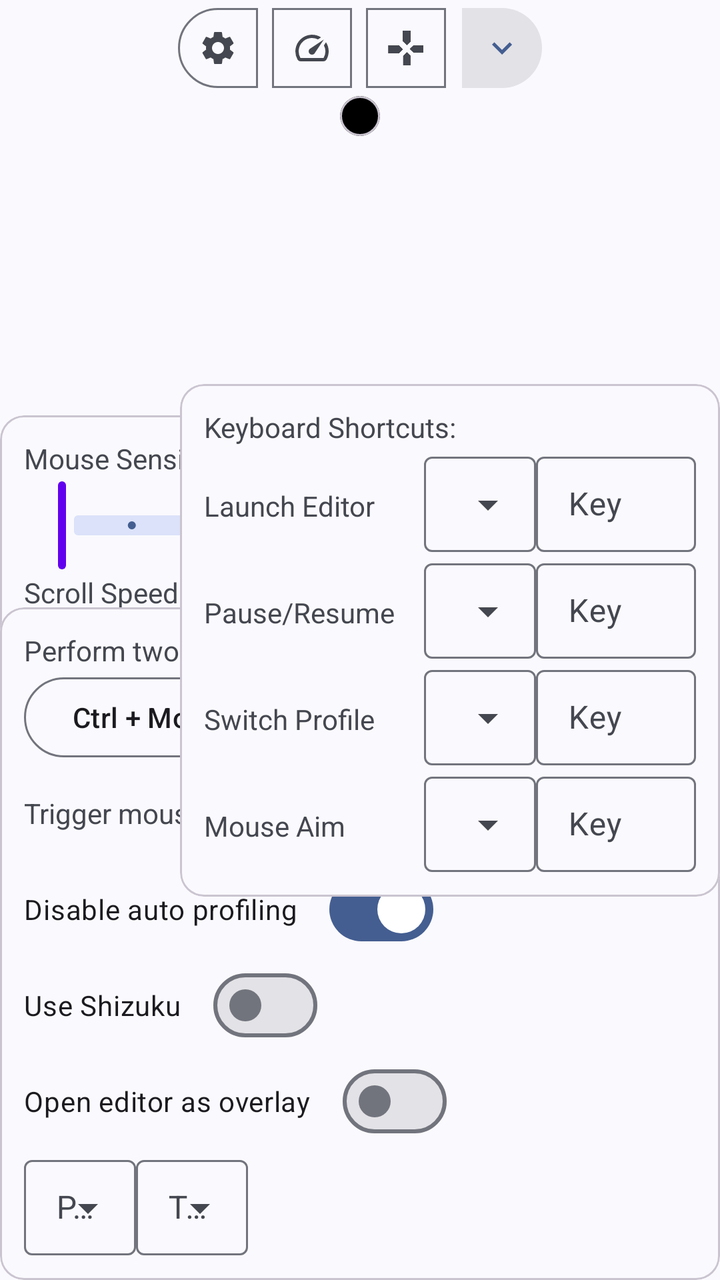
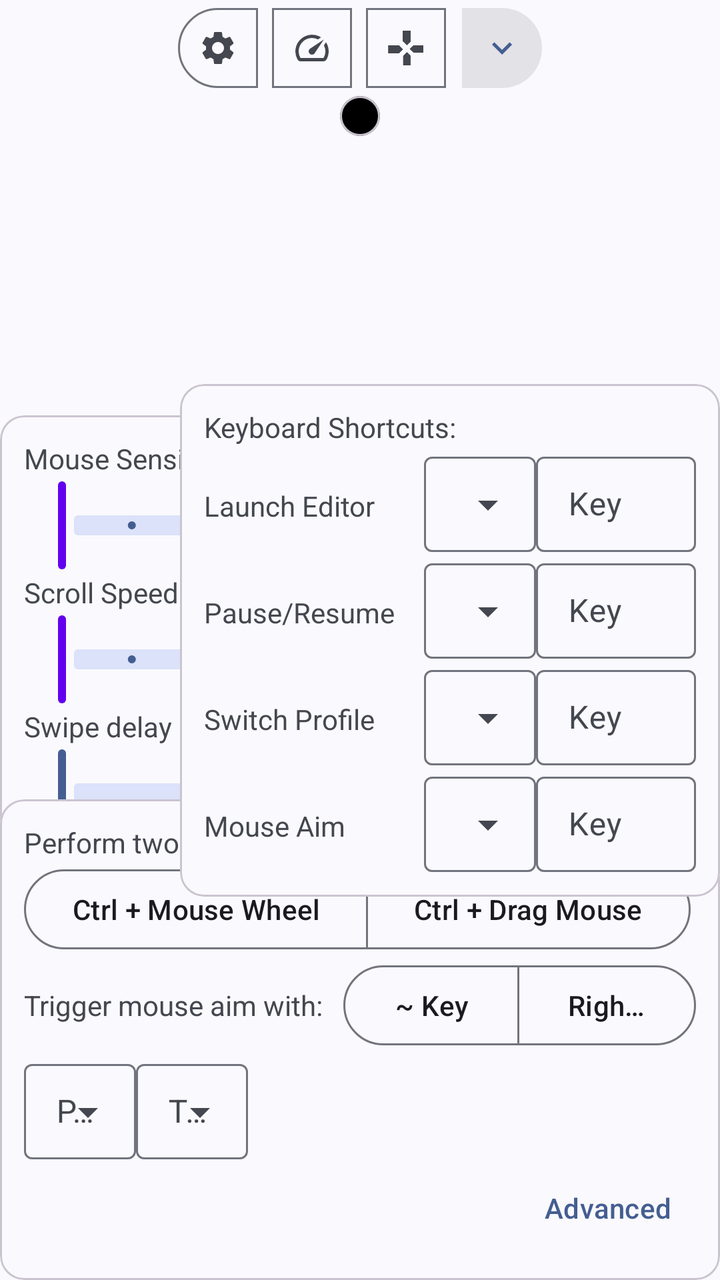

Two renders of the same Android screen: before a commit and after it. Below are the layout's source before the change and the commit's diff.
<!-- AndroidManifest.xml: application theme Theme.XtMapper -->
<!-- res/layout/keymap_editor_layout.xml -->
<?xml version="1.0" encoding="utf-8"?>
<androidx.constraintlayout.widget.ConstraintLayout xmlns:android="http://schemas.android.com/apk/res/android"
    android:layout_width="match_parent"
    android:layout_height="match_parent"
    xmlns:app="http://schemas.android.com/apk/res-auto"
    android:animateLayoutChanges="true">

    <FrameLayout
        android:id="@+id/keyContainer"
        android:layout_width="match_parent"
        android:layout_height="match_parent">

    </FrameLayout>

    <com.google.android.material.card.MaterialCardView
        android:layout_width="wrap_content"
        android:layout_height="wrap_content"
        app:contentPadding="10dp"
        app:layout_constraintEnd_toEndOf="parent"
        app:layout_constraintStart_toStartOf="parent"
        app:layout_constraintTop_toBottomOf="@id/toggleButtonGroup"
        android:id="@+id/catalog"
        app:cardBackgroundColor="@color/black"
        app:cardCornerRadius="40dp">
        <androidx.constraintlayout.widget.ConstraintLayout
            android:layout_width="wrap_content"
            android:layout_height="match_parent">

            <LinearLayout
                android:id="@+id/L1"
                android:layout_width="wrap_content"
                android:layout_height="wrap_content"
                android:orientation="vertical"
                app:layout_constraintLeft_toLeftOf="parent"
                app:layout_constraintRight_toLeftOf="@id/L2"
                app:layout_constraintTop_toTopOf="parent">
            </LinearLayout>

            <LinearLayout
                android:id="@+id/L2"
                android:layout_width="wrap_content"
                android:layout_height="wrap_content"
                android:orientation="vertical"
                app:layout_constraintLeft_toRightOf="@id/L1"
                app:layout_constraintRight_toLeftOf="@id/L3"
                app:layout_constraintTop_toTopOf="parent">

            </LinearLayout>

            <LinearLayout
                android:id="@+id/L3"
                android:layout_width="wrap_content"
                android:layout_height="wrap_content"
                android:orientation="vertical"
                app:layout_constraintRight_toRightOf="parent"
                app:layout_constraintLeft_toRightOf="@id/L2"
                app:layout_constraintTop_toTopOf="parent">

            </LinearLayout>
        </androidx.constraintlayout.widget.ConstraintLayout>
    </com.google.android.material.card.MaterialCardView>


    <com.google.android.material.button.MaterialButtonToggleGroup
        android:id="@+id/toggleButtonGroup"
        android:layout_width="wrap_content"
        android:layout_height="wrap_content"
        app:layout_constraintEnd_toEndOf="parent"
        app:layout_constraintStart_toStartOf="parent"
        app:layout_constraintTop_toTopOf="parent">

        <com.google.android.material.button.MaterialButton
            android:id="@+id/button_misc"
            style="?attr/materialIconButtonOutlinedStyle"
            android:layout_width="wrap_content"
            android:layout_height="wrap_content"
            app:icon="@drawable/ic_baseline_settings_24"
            />

        <com.google.android.material.button.MaterialButton
            android:id="@+id/button_sliders"
            style="?attr/materialIconButtonOutlinedStyle"
            android:layout_width="wrap_content"
            android:layout_height="wrap_content"
            app:icon="@drawable/ic_baseline_speed_24" />

        <com.google.android.material.button.MaterialButton
            android:id="@+id/button_shortcuts"
            style="?attr/materialIconButtonOutlinedStyle"
            android:layout_width="wrap_content"
            android:layout_height="wrap_content"
            app:icon="@drawable/dpad" />
        <com.google.android.material.button.MaterialButton
            android:id="@+id/button_add"
            style="?attr/materialIconButtonFilledStyle"
            android:layout_width="wrap_content"
            android:layout_height="wrap_content"
            app:icon="@drawable/ic_baseline_keyboard_arrow_down_24" />

    </com.google.android.material.button.MaterialButtonToggleGroup>

    <com.google.android.material.card.MaterialCardView
        android:layout_width="wrap_content"
        android:layout_height="wrap_content"
        app:contentPadding="12dp"
        style="?attr/materialCardViewStyle"
        android:id="@+id/sliders"
        app:layout_constraintBottom_toBottomOf="parent"
        app:layout_constraintLeft_toLeftOf="parent"
        app:layout_constraintTop_toTopOf="parent">
        <LinearLayout
            android:layout_width="match_parent"
            android:layout_height="match_parent"
            android:orientation="vertical">

            <TextView
                android:layout_width="wrap_content"
                android:layout_height="wrap_content"
                android:text="@string/mouse_sensitivity" />

            <com.google.android.material.slider.Slider
                android:id="@+id/slider_mouse"
                android:layout_width="match_parent"
                android:layout_height="wrap_content"
                android:stepSize="1"
                android:valueFrom="1"
                android:valueTo="5"
                app:haloColor="@color/purple_700"
                app:thumbColor="@color/purple_500"
                app:trackColorActive="@color/teal_200"
                app:trackHeight="10dp"/>

            <TextView
                android:layout_width="wrap_content"
                android:layout_height="wrap_content"
                android:text="@string/scroll_speed" />

            <com.google.android.material.slider.Slider
                android:id="@+id/slider_scroll_speed"
                android:layout_width="match_parent"
                android:layout_height="wrap_content"
                android:stepSize="1"
                android:valueFrom="1"
                android:valueTo="5"
                app:haloColor="@color/purple_700"
                app:thumbColor="@color/purple_500"
                app:trackColorActive="@color/teal_200"
                app:trackHeight="10dp"/>

            <TextView
                android:layout_width="wrap_content"
                android:layout_height="wrap_content"
                android:id="@+id/swipe_delay_text"
                android:text="@string/swipe_delay_ms" />

            <com.google.android.material.slider.Slider
                android:id="@+id/slider_swipe_delay"
                android:layout_width="match_parent"
                android:layout_height="wrap_content"
                android:valueFrom="0"
                android:valueTo="500"
                app:trackHeight="10dp" />

        </LinearLayout>
    </com.google.android.material.card.MaterialCardView>

    <com.google.android.material.card.MaterialCardView
        android:layout_width="wrap_content"
        android:layout_height="wrap_content"
        app:contentPadding="12dp"
        style="?attr/materialCardViewStyle"
        android:id="@+id/misc"
        app:layout_constraintBottom_toBottomOf="parent"
        app:layout_constraintLeft_toLeftOf="parent"
        app:layout_constraintRight_toRightOf="parent">
        <LinearLayout
            android:layout_width="match_parent"
            android:layout_height="wrap_content"
            android:orientation="vertical">

        <TextView
            android:layout_width="match_parent"
            android:layout_height="wrap_content"
            android:text="@string/pinch_to_zoom_gesture_info" />

        <com.google.android.material.button.MaterialButtonToggleGroup
            android:layout_width="wrap_content"
            android:layout_height="wrap_content">

            <com.google.android.material.button.MaterialButton
                android:id="@+id/mouse_wheel_toggle"
                style="?attr/materialButtonOutlinedStyle"
                android:layout_width="wrap_content"
                android:layout_height="wrap_content"
                android:text="@string/mouse_wheel" />

            <com.google.android.material.button.MaterialButton
                android:id="@+id/mouse_drag_toggle"
                style="?attr/materialButtonOutlinedStyle"
                android:layout_width="wrap_content"
                android:layout_height="wrap_content"
                android:text="@string/drag_mouse" />
        </com.google.android.material.button.MaterialButtonToggleGroup>

        <LinearLayout
            android:layout_width="wrap_content"
            android:layout_height="wrap_content"
            android:gravity="center"
            android:orientation="horizontal">
            <TextView
                android:layout_width="match_parent"
                android:layout_height="wrap_content"
                android:layout_marginRight="10dp"
                android:text="@string/trigger_mouse_aim_with" />

            <com.google.android.material.button.MaterialButtonToggleGroup
                android:layout_width="wrap_content"
                android:layout_height="wrap_content">

                <com.google.android.material.button.MaterialButton
                    android:id="@+id/mouse_aim_key_grave"
                    style="?attr/materialButtonOutlinedStyle"
                    android:layout_width="wrap_content"
                    android:layout_height="wrap_content"
                    android:text="@string/key_grave" />

                <com.google.android.material.button.MaterialButton
                    android:id="@+id/mouse_aim_right_click"
                    style="?attr/materialButtonOutlinedStyle"
                    android:layout_width="wrap_content"
                    android:layout_height="wrap_content"
                    android:text="@string/right_click" />

            </com.google.android.material.button.MaterialButtonToggleGroup>
        </LinearLayout>


        <LinearLayout
            android:layout_width="match_parent"
            android:layout_height="match_parent"
            android:orientation="vertical">

            <com.google.android.material.materialswitch.MaterialSwitch
                android:id="@+id/auto_profile_switch"
                android:layout_width="wrap_content"
                android:layout_height="wrap_content"
                android:checked="true"
                android:text="@string/disable_auto_profile" />

            <com.google.android.material.materialswitch.MaterialSwitch
                android:id="@+id/use_shizuku"
                android:layout_width="wrap_content"
                android:layout_height="wrap_content"
                android:checked="false"
                android:text="@string/use_shizuku" />


            <com.google.android.material.materialswitch.MaterialSwitch
                android:id="@+id/editor_overlay"
                android:layout_width="wrap_content"
                android:layout_height="wrap_content"
                android:checked="false"
                android:text="@string/open_editor_as_overlay" />
        </LinearLayout>

        <LinearLayout
            android:layout_width="match_parent"
            android:layout_height="wrap_content"
            android:orientation="horizontal">

            <com.google.android.material.textfield.TextInputLayout
                style="@style/Widget.Material3.TextInputLayout.OutlinedBox.Dense.ExposedDropdownMenu"
                android:layout_width="wrap_content"
                android:layout_height="wrap_content"
                android:hint="@string/pointer">

                <com.google.android.material.textfield.MaterialAutoCompleteTextView
                    android:id="@+id/pointer_mode"
                    android:layout_width="match_parent"
                    android:layout_height="wrap_content"
                    android:inputType="none" />

            </com.google.android.material.textfield.TextInputLayout>


            <com.google.android.material.textfield.TextInputLayout
                style="@style/Widget.Material3.TextInputLayout.OutlinedBox.Dense.ExposedDropdownMenu"
                android:layout_width="wrap_content"
                android:layout_height="wrap_content"
                android:hint="@string/touchpad_input">

                <com.google.android.material.textfield.MaterialAutoCompleteTextView
                    android:id="@+id/touchpad_input_mode"
                    android:layout_width="match_parent"
                    android:layout_height="wrap_content"
                    android:inputType="none" />

            </com.google.android.material.textfield.TextInputLayout>

        </LinearLayout>
        </LinearLayout>


    </com.google.android.material.card.MaterialCardView>

    <com.google.android.material.card.MaterialCardView
        android:layout_width="wrap_content"
        android:layout_height="wrap_content"
        app:contentPadding="12dp"
        style="?attr/materialCardViewStyle"
        android:id="@+id/shortcuts"
        app:layout_constraintBottom_toBottomOf="parent"
        app:layout_constraintRight_toRightOf="parent"
        app:layout_constraintTop_toTopOf="parent">
        <LinearLayout
            android:layout_width="wrap_content"
            android:layout_height="wrap_content"
            android:layout_gravity="center"
            android:orientation="vertical">

            <TextView
                android:layout_width="match_parent"
                android:layout_height="wrap_content"
                android:text="@string/keyboard_shortcuts" />

            <LinearLayout
                android:layout_width="match_parent"
                android:layout_height="wrap_content"
                android:orientation="horizontal">

                <TextView
                    android:layout_width="100dp"
                    android:layout_height="wrap_content"
                    android:layout_marginRight="10dp"
                    android:labelFor="@id/launch_editor_modifier"
                    android:text="@string/launch_editor" />

                <com.google.android.material.textfield.TextInputLayout
                    style="@style/Widget.Material3.TextInputLayout.OutlinedBox.Dense.ExposedDropdownMenu"
                    android:layout_width="wrap_content"
                    android:layout_height="wrap_content">

                    <com.google.android.material.textfield.MaterialAutoCompleteTextView
                        android:id="@+id/launch_editor_modifier"
                        android:layout_width="match_parent"
                        android:layout_height="wrap_content"
                        android:inputType="none" />

                </com.google.android.material.textfield.TextInputLayout>

                <com.google.android.material.textfield.TextInputLayout
                    style="@style/Widget.Material3.TextInputLayout.OutlinedBox.Dense"
                    android:layout_width="80dp"
                    android:layout_height="wrap_content"
                    android:hint="@string/key">

                    <com.google.android.material.textfield.TextInputEditText
                        android:id="@+id/launch_editor"
                        android:layout_width="match_parent"
                        android:layout_height="wrap_content"
                        android:inputType="none" />

                </com.google.android.material.textfield.TextInputLayout>

            </LinearLayout>

            <LinearLayout
                android:layout_width="match_parent"
                android:layout_height="wrap_content"
                android:orientation="horizontal">

                <TextView
                    android:layout_width="100dp"
                    android:layout_height="wrap_content"
                    android:layout_marginRight="10dp"
                    android:labelFor="@id/pause_resume_modifier"
                    android:text="@string/pause_resume" />


                <com.google.android.material.textfield.TextInputLayout
                    style="@style/Widget.Material3.TextInputLayout.OutlinedBox.Dense.ExposedDropdownMenu"
                    android:layout_width="wrap_content"
                    android:layout_height="wrap_content">

                    <com.google.android.material.textfield.MaterialAutoCompleteTextView
                        android:id="@+id/pause_resume_modifier"
                        android:layout_width="match_parent"
                        android:layout_height="wrap_content"
                        android:inputType="none" />

                </com.google.android.material.textfield.TextInputLayout>

                <com.google.android.material.textfield.TextInputLayout
                    style="@style/Widget.Material3.TextInputLayout.OutlinedBox.Dense"
                    android:layout_width="80dp"
                    android:layout_height="wrap_content"
                    android:hint="@string/key">

                    <com.google.android.material.textfield.TextInputEditText
                        android:id="@+id/pause_resume"
                        android:layout_width="match_parent"
                        android:layout_height="wrap_content"
                        android:inputType="none" />
                </com.google.android.material.textfield.TextInputLayout>
            </LinearLayout>

            <LinearLayout
                android:layout_width="match_parent"
                android:layout_height="wrap_content"
                android:orientation="horizontal">

                <TextView
                    android:layout_width="100dp"
                    android:layout_height="wrap_content"
                    android:layout_marginRight="10dp"
                    android:text="@string/switch_profile" />


                <com.google.android.material.textfield.TextInputLayout
                    style="@style/Widget.Material3.TextInputLayout.OutlinedBox.Dense.ExposedDropdownMenu"
                    android:layout_width="wrap_content"
                    android:layout_height="wrap_content">

                    <com.google.android.material.textfield.MaterialAutoCompleteTextView
                        android:id="@+id/switch_profile_modifier"
                        android:layout_width="match_parent"
                        android:layout_height="wrap_content"
                        android:inputType="none" />

                </com.google.android.material.textfield.TextInputLayout>

                <com.google.android.material.textfield.TextInputLayout
                    style="@style/Widget.Material3.TextInputLayout.OutlinedBox.Dense"
                    android:layout_width="80dp"
                    android:layout_height="wrap_content"
                    android:hint="@string/key">

                    <com.google.android.material.textfield.TextInputEditText
                        android:id="@+id/switch_profile"
                        android:layout_width="match_parent"
                        android:layout_height="wrap_content"
                        android:inputType="none" />
                </com.google.android.material.textfield.TextInputLayout>
            </LinearLayout>

            <LinearLayout
                android:layout_width="match_parent"
                android:layout_height="wrap_content"
                android:orientation="horizontal">

                <TextView
                    android:layout_width="100dp"
                    android:layout_height="wrap_content"
                    android:layout_marginRight="10dp"
                    android:text="@string/mouse_aim" />

                <com.google.android.material.textfield.TextInputLayout
                    style="@style/Widget.Material3.TextInputLayout.OutlinedBox.Dense.ExposedDropdownMenu"
                    android:layout_width="wrap_content"
                    android:layout_height="wrap_content">

                    <com.google.android.material.textfield.MaterialAutoCompleteTextView
                        android:id="@+id/mouse_aim_action"
                        android:layout_width="match_parent"
                        android:layout_height="wrap_content"
                        android:inputType="none" />

                </com.google.android.material.textfield.TextInputLayout>

                <com.google.android.material.textfield.TextInputLayout
                    style="@style/Widget.Material3.TextInputLayout.OutlinedBox.Dense"
                    android:layout_width="80dp"
                    android:layout_height="wrap_content"
                    android:hint="@string/key">

                    <com.google.android.material.textfield.TextInputEditText
                        android:id="@+id/mouse_aim_key"
                        android:layout_width="match_parent"
                        android:layout_height="wrap_content"
                        android:inputType="none" />

                </com.google.android.material.textfield.TextInputLayout>

            </LinearLayout>

        </LinearLayout>

    </com.google.android.material.card.MaterialCardView>
</androidx.constraintlayout.widget.ConstraintLayout>
<!-- resources referenced by this layout -->
<resources>
  <color name="black">#FF000000</color>
  <color name="purple_500">#FF6200EE</color>
  <color name="purple_700">#FF3700B3</color>
  <color name="teal_200">#FF03DAC5</color>
  <!-- drawable dpad: png bitmap (drawable, 9793 bytes) -->
  <!-- drawable ic_baseline_keyboard_arrow_down_24 (drawable) -->
  <vector android:height="60dp" android:tint="#FFFFFF"
      android:viewportHeight="24" android:viewportWidth="24"
      android:width="60dp" xmlns:android="http://schemas.android.com/apk/res/android">
      <path android:fillColor="@android:color/white" android:pathData="M7.41,8.59L12,13.17l4.59,-4.58L18,10l-6,6 -6,-6 1.41,-1.41z"/>
  </vector>
  <!-- drawable ic_baseline_settings_24 (drawable) -->
  <vector android:height="24dp" android:tint="#FFFFFF"
      android:viewportHeight="24" android:viewportWidth="24"
      android:width="24dp" xmlns:android="http://schemas.android.com/apk/res/android">
      <path android:fillColor="@android:color/white" android:pathData="M19.14,12.94c0.04,-0.3 0.06,-0.61 0.06,-0.94c0,-0.32 -0.02,-0.64 -0.07,-0.94l2.03,-1.58c0.18,-0.14 0.23,-0.41 0.12,-0.61l-1.92,-3.32c-0.12,-0.22 -0.37,-0.29 -0.59,-0.22l-2.39,0.96c-0.5,-0.38 -1.03,-0.7 -1.62,-0.94L14.4,2.81c-0.04,-0.24 -0.24,-0.41 -0.48,-0.41h-3.84c-0.24,0 -0.43,0.17 -0.47,0.41L9.25,5.35C8.66,5.59 8.12,5.92 7.63,6.29L5.24,5.33c-0.22,-0.08 -0.47,0 -0.59,0.22L2.74,8.87C2.62,9.08 2.66,9.34 2.86,9.48l2.03,1.58C4.84,11.36 4.8,11.69 4.8,12s0.02,0.64 0.07,0.94l-2.03,1.58c-0.18,0.14 -0.23,0.41 -0.12,0.61l1.92,3.32c0.12,0.22 0.37,0.29 0.59,0.22l2.39,-0.96c0.5,0.38 1.03,0.7 1.62,0.94l0.36,2.54c0.05,0.24 0.24,0.41 0.48,0.41h3.84c0.24,0 0.44,-0.17 0.47,-0.41l0.36,-2.54c0.59,-0.24 1.13,-0.56 1.62,-0.94l2.39,0.96c0.22,0.08 0.47,0 0.59,-0.22l1.92,-3.32c0.12,-0.22 0.07,-0.47 -0.12,-0.61L19.14,12.94zM12,15.6c-1.98,0 -3.6,-1.62 -3.6,-3.6s1.62,-3.6 3.6,-3.6s3.6,1.62 3.6,3.6S13.98,15.6 12,15.6z"/>
  </vector>
  <!-- drawable ic_baseline_speed_24 (drawable) -->
  <vector android:height="24dp" android:tint="#FFFFFF"
      android:viewportHeight="24" android:viewportWidth="24"
      android:width="24dp" xmlns:android="http://schemas.android.com/apk/res/android">
      <path android:fillColor="@android:color/white" android:pathData="M20.38,8.57l-1.23,1.85a8,8 0,0 1,-0.22 7.58L5.07,18A8,8 0,0 1,15.58 6.85l1.85,-1.23A10,10 0,0 0,3.35 19a2,2 0,0 0,1.72 1h13.85a2,2 0,0 0,1.74 -1,10 10,0 0,0 -0.27,-10.44zM10.59,15.41a2,2 0,0 0,2.83 0l5.66,-8.49 -8.49,5.66a2,2 0,0 0,0 2.83z"/>
  </vector>
  <string name="disable_auto_profile">Disable auto profiling</string>
  <string name="drag_mouse">Ctrl + Drag Mouse</string>
  <string name="key">Key</string>
  <string name="key_grave">~ Key</string>
  <string name="keyboard_shortcuts">Keyboard Shortcuts:</string>
  <string name="launch_editor">Launch Editor</string>
  <string name="mouse_aim">Mouse Aim</string>
  <string name="mouse_sensitivity">Mouse Sensitivity</string>
  <string name="mouse_wheel">Ctrl + Mouse Wheel</string>
  <string name="open_editor_as_overlay">Open editor as overlay</string>
  <string name="pause_resume">Pause/Resume</string>
  <string name="pinch_to_zoom_gesture_info">Perform two finger gesture with:</string>
  <string name="pointer">Pointer Mode</string>
  <string name="right_click">Right click</string>
  <string name="scroll_speed">Scroll Speed</string>
  <string name="swipe_delay_ms">Swipe delay %d milliseconds</string>
  <string name="switch_profile">Switch Profile</string>
  <string name="touchpad_input">Touchpad Input</string>
  <string name="trigger_mouse_aim_with">Trigger mouse aim with:</string>
  <string name="use_shizuku">Use Shizuku</string>
  <style name="Theme.XtMapper" parent="Theme.Material3.DynamicColors.DayNight.NoActionBar">
          <item name="android:statusBarColor">?android:colorBackground</item>
      </style>
</resources>

<!-- the commit's change to res/layout/keymap_editor_layout.xml (unified diff, before → after) -->
@@ -234,35 +234,6 @@
             </com.google.android.material.button.MaterialButtonToggleGroup>
         </LinearLayout>
 
-
-        <LinearLayout
-            android:layout_width="match_parent"
-            android:layout_height="match_parent"
-            android:orientation="vertical">
-
-            <com.google.android.material.materialswitch.MaterialSwitch
-                android:id="@+id/auto_profile_switch"
-                android:layout_width="wrap_content"
-                android:layout_height="wrap_content"
-                android:checked="true"
-                android:text="@string/disable_auto_profile" />
-
-            <com.google.android.material.materialswitch.MaterialSwitch
-                android:id="@+id/use_shizuku"
-                android:layout_width="wrap_content"
-                android:layout_height="wrap_content"
-                android:checked="false"
-                android:text="@string/use_shizuku" />
-
-
-            <com.google.android.material.materialswitch.MaterialSwitch
-                android:id="@+id/editor_overlay"
-                android:layout_width="wrap_content"
-                android:layout_height="wrap_content"
-                android:checked="false"
-                android:text="@string/open_editor_as_overlay" />
-        </LinearLayout>
-
         <LinearLayout
             android:layout_width="match_parent"
             android:layout_height="wrap_content"
@@ -298,6 +269,13 @@
             </com.google.android.material.textfield.TextInputLayout>
 
         </LinearLayout>
+        <com.google.android.material.button.MaterialButton
+            android:layout_width="wrap_content"
+            android:layout_height="wrap_content"
+            android:layout_gravity="right"
+            android:id="@+id/advanced"
+            style="@style/Widget.Material3.Button.TextButton"
+            android:text="@string/advanced"/>
         </LinearLayout>
 
 
<!-- resource entries referenced after the edit -->
@@ -23,7 +23,7 @@
       android:width="24dp" xmlns:android="http://schemas.android.com/apk/res/android">
       <path android:fillColor="@android:color/white" android:pathData="M20.38,8.57l-1.23,1.85a8,8 0,0 1,-0.22 7.58L5.07,18A8,8 0,0 1,15.58 6.85l1.85,-1.23A10,10 0,0 0,3.35 19a2,2 0,0 0,1.72 1h13.85a2,2 0,0 0,1.74 -1,10 10,0 0,0 -0.27,-10.44zM10.59,15.41a2,2 0,0 0,2.83 0l5.66,-8.49 -8.49,5.66a2,2 0,0 0,0 2.83z"/>
   </vector>
-  <string name="disable_auto_profile">Disable auto profiling</string>
+  <string name="advanced">Advanced</string>
   <string name="drag_mouse">Ctrl + Drag Mouse</string>
   <string name="key">Key</string>
   <string name="key_grave">~ Key</string>
@@ -32,7 +32,6 @@
   <string name="mouse_aim">Mouse Aim</string>
   <string name="mouse_sensitivity">Mouse Sensitivity</string>
   <string name="mouse_wheel">Ctrl + Mouse Wheel</string>
-  <string name="open_editor_as_overlay">Open editor as overlay</string>
   <string name="pause_resume">Pause/Resume</string>
   <string name="pinch_to_zoom_gesture_info">Perform two finger gesture with:</string>
   <string name="pointer">Pointer Mode</string>
@@ -42,7 +41,6 @@
   <string name="switch_profile">Switch Profile</string>
   <string name="touchpad_input">Touchpad Input</string>
   <string name="trigger_mouse_aim_with">Trigger mouse aim with:</string>
-  <string name="use_shizuku">Use Shizuku</string>
   <style name="Theme.XtMapper" parent="Theme.Material3.DynamicColors.DayNight.NoActionBar">
           <item name="android:statusBarColor">?android:colorBackground</item>
       </style>
